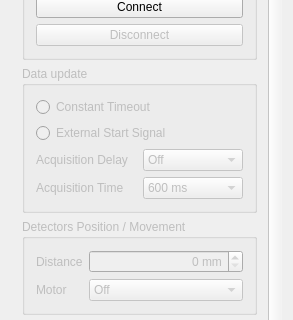
This is mainwindow.ui in MichaelColonel/BeamComposition-Linux as Qt 5 draws it before an edit; both pictures show x 0 to 293 and y 133 to 453 of the 293 by 771 pixel window. The edited form follows.
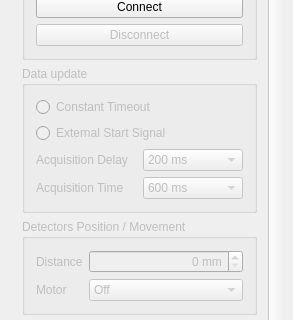
This is the edited form. Icons and pictures are not drawn.

Commit message: GUI triggers frequency changes

The edit to the form file:
```diff
--- a/mainwindow.ui
+++ b/mainwindow.ui
@@ -60,7 +60,7 @@
        <property name="geometry">
         <rect>
          <x>0</x>
-         <y>-185</y>
+         <y>0</y>
          <width>262</width>
          <height>760</height>
         </rect>
@@ -121,7 +121,7 @@
              <item row="2" column="1">
               <widget class="QComboBox" name="delayTimeComboBox">
                <property name="currentIndex">
-                <number>0</number>
+                <number>4</number>
                </property>
                <item>
                 <property name="text">
```
Left out of the diff: 18 changed lines with no effect on the pictures. The commit also changes 2 other files.
